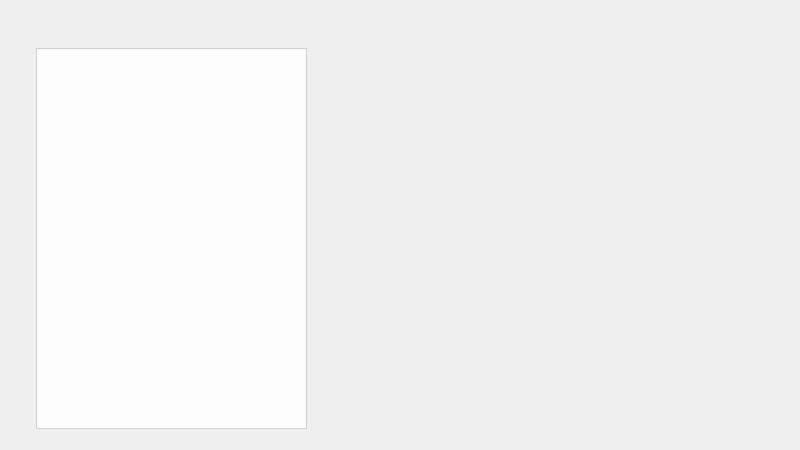
OwlbitCode/TheMudkips, file TheMudkips/vdfs.ui: the form before one commit.
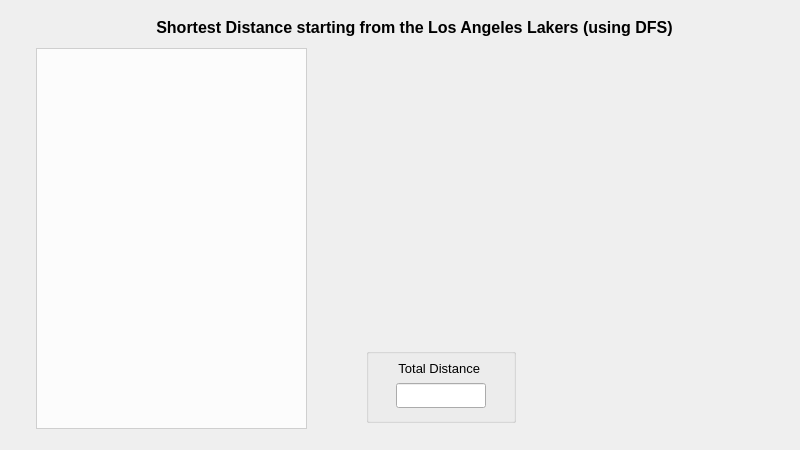
The form after the commit.

Commit message:
Updated DFS Complete version
DFS COMPLETE

What changed in the file:
```diff
--- a/TheMudkips/vdfs.ui
+++ b/TheMudkips/vdfs.ui
@@ -32,6 +32,83 @@
 color:black;</string>
    </property>
   </widget>
+  <widget class="QGroupBox" name="distanceGroup">
+   <property name="geometry">
+    <rect>
+     <x>366</x>
+     <y>348</y>
+     <width>150</width>
+     <height>75</height>
+    </rect>
+   </property>
+   <property name="title">
+    <string/>
+   </property>
+   <widget class="QLabel" name="distanceLabel">
+    <property name="geometry">
+     <rect>
+      <x>10</x>
+      <y>10</y>
+      <width>130</width>
+      <height>20</height>
+     </rect>
+    </property>
+    <property name="font">
+     <font>
+      <pointsize>10</pointsize>
+      <weight>50</weight>
+      <bold>false</bold>
+     </font>
+    </property>
+    <property name="text">
+     <string>Total Distance </string>
+    </property>
+    <property name="alignment">
+     <set>Qt::AlignCenter</set>
+    </property>
+   </widget>
+   <widget class="QLineEdit" name="distanceLine">
+    <property name="geometry">
+     <rect>
+      <x>30</x>
+      <y>35</y>
+      <width>90</width>
+      <height>25</height>
+     </rect>
+    </property>
+    <property name="font">
+     <font>
+      <pointsize>10</pointsize>
+     </font>
+    </property>
+    <property name="alignment">
+     <set>Qt::AlignCenter</set>
+    </property>
+   </widget>
+  </widget>
+  <widget class="QLabel" name="label">
+   <property name="geometry">
+    <rect>
+     <x>24</x>
+     <y>12</y>
+     <width>781</width>
+     <height>30</height>
+    </rect>
+   </property>
+   <property name="font">
+    <font>
+     <pointsize>12</pointsize>
+     <weight>75</weight>
+     <bold>true</bold>
+    </font>
+   </property>
+   <property name="text">
+    <string>Shortest Distance starting from the Los Angeles Lakers (using DFS)</string>
+   </property>
+   <property name="alignment">
+    <set>Qt::AlignCenter</set>
+   </property>
+  </widget>
  </widget>
  <resources/>
  <connections/>
```
The commit also changes 2 other files.
